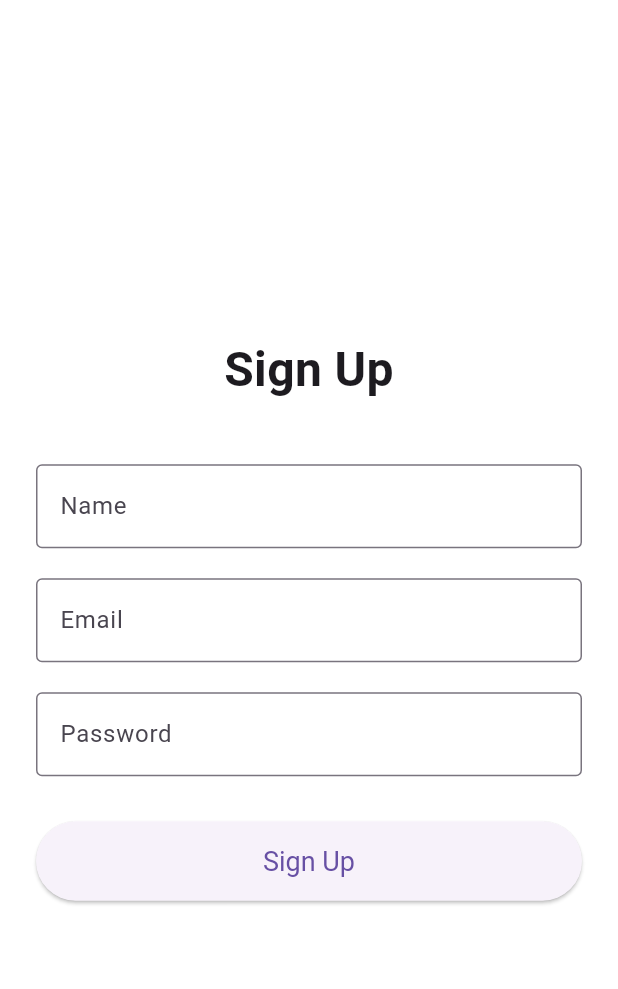
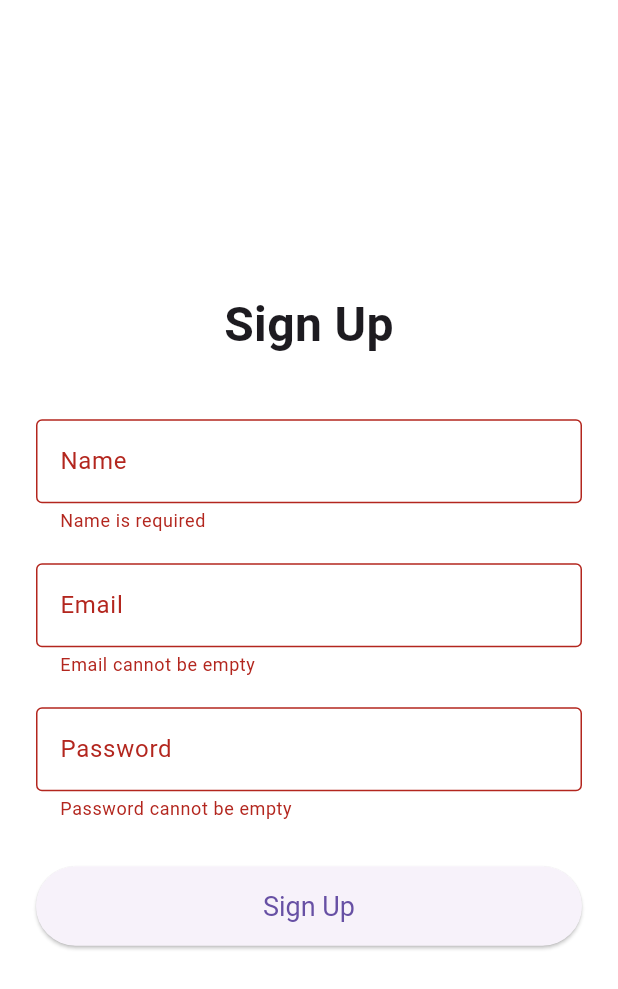
Before and after one commit to sinancholakkal/task, a Flutter app: the ScreenSignup screen opened directly, after a tap on "Sign Up", on a phone screen of 412 x 824 dp. Shown: the top 989 px of the screen. Run offline on Flutter 3.47's test engine with Material 3 defaults, Android fonts, the phone set to English and light mode, and no system bars; our stand-ins replace bloc, firebase_auth, firebase_core, flutter_bloc, flutter_screenutil; accounts and stored records are empty.

Commit message:
sign up emplemented

```diff
--- /dev/null
+++ b/lib/core/until/validation.dart
@@ -0,0 +1,30 @@
+class Validation {
+  static String? emailValidation(String? value) {
+    if (value == null || value.isEmpty) {
+      return "Email cannot be empty";
+    } else if (!value.endsWith("@gmail.com")) {
+      return "Invalid email address";
+    } else {
+      return null;
+    }
+  }
+
+  static String? passWordValidation(String? value) {
+    if (value == null || value.isEmpty) {
+      return "Password cannot be empty";
+    } else if (value.length < 6) {
+      return "Password must be at least 6 characters long";
+    } else {
+      return null;
+    }
+  }
+
+  static String? nameValidate({required String? value,String comment = "Name"}) {
+    if (value == null || value.isEmpty) {
+      return "$comment is required";
+    } else {
+      return null;
+    }
+  }
+
+}
--- /dev/null
+++ b/lib/domain/repository/auth_services.dart
@@ -0,0 +1,47 @@
+import 'package:firebase_auth/firebase_auth.dart';
+
+class AuthService {
+  final _auth = FirebaseAuth.instance;
+
+  String? uidOfUser;
+
+  User? getCurrentUser() {
+    final User? user = FirebaseAuth.instance.currentUser;
+    return user;
+  }
+
+  //cheking login status
+  bool checkLoginStatus() {
+    return (_auth.currentUser == null) ? false : true;
+  }
+
+  //create user (sign up)
+  Future<User?> createUserWithEmailAndPassword(
+      String email, String password,) async {
+    final cred = await _auth.createUserWithEmailAndPassword(
+        email: email, password: password);
+    uidOfUser = cred.user!.uid;
+    return cred.user;
+  }
+
+  //create user (Sign In)
+  Future<User?> signInUserWithEmailAndPassword(
+      String email, String password,) async {
+    final cred = await _auth.signInWithEmailAndPassword(
+        email: email, password: password);
+    return cred.user;
+  }
+
+  //signOut
+  Future<void> signOut() async {
+    // try {
+    await _auth.signOut();
+    // } catch (e) {
+    //   log("Somthing went wrong while LognOut");
+    // }
+  }
+  //forgot---
+  Future<void>forgotPassword(String email)async{
+    await FirebaseAuth.instance.sendPasswordResetEmail(email: email);
+  }
+}
--- /dev/null
+++ b/lib/presentation/bloc/auth_bloc/auth_bloc.dart
@@ -0,0 +1,33 @@
+import 'dart:developer';
+
+import 'package:bloc/bloc.dart';
+import 'package:firebase_auth/firebase_auth.dart';
+import 'package:meta/meta.dart';
+import 'package:task/domain/repository/auth_services.dart';
+
+part 'auth_event.dart';
+part 'auth_state.dart';
+
+class AuthBloc extends Bloc<AuthEvent, AuthState> {
+  final _authService = AuthService();
+  AuthBloc() : super(AuthInitial()) {
+    on<SignUpEvent>(
+      (event, emit) async {
+        emit(AuthLoadingState());
+        await Future.delayed(Duration(seconds: 2));
+        try {
+          final user = await _authService.createUserWithEmailAndPassword(
+              event.email, event.password);
+          if(user==null){
+            emit(AuthErrorState(errorMessage: "User creation failed"));
+          }else{
+            emit(AuthSuccessState(user: user));
+          }
+        } on FirebaseAuthException catch (e) {
+          log("Somthing wrong while Sign Up ${e.code}");
+          emit(AuthErrorState(errorMessage: e.code));
+        }
+      },
+    );
+  }
+}
--- /dev/null
+++ b/lib/presentation/bloc/auth_bloc/auth_event.dart
@@ -0,0 +1,10 @@
+part of 'auth_bloc.dart';
+
+@immutable
+sealed class AuthEvent {}
+
+class SignUpEvent extends AuthEvent{
+  final String email;
+  final String password;
+  SignUpEvent({required this.email,required this.password});
+}
--- /dev/null
+++ b/lib/presentation/bloc/auth_bloc/auth_state.dart
@@ -0,0 +1,18 @@
+part of 'auth_bloc.dart';
+
+@immutable
+sealed class AuthState {}
+
+final class AuthInitial extends AuthState {}
+
+class AuthLoadingState extends AuthState {}
+
+class AuthErrorState extends AuthState {
+  final String errorMessage;
+  AuthErrorState({required this.errorMessage});
+}
+
+class AuthSuccessState extends AuthState {
+  final user;
+  AuthSuccessState({this.user});
+}
--- a/lib/presentation/pages/screen_signup/screen_signup.dart
+++ b/lib/presentation/pages/screen_signup/screen_signup.dart
@@ -1,23 +1,50 @@
+import 'dart:developer';
+
 import 'package:flutter/material.dart';
+import 'package:flutter_bloc/flutter_bloc.dart';
+import 'package:task/core/until/validation.dart';
+import 'package:task/presentation/bloc/auth_bloc/auth_bloc.dart';
+import 'package:task/presentation/pages/screen_home/screen_home.dart';
 import 'package:task/presentation/widgets/email_field_widget.dart';
+import 'package:task/presentation/widgets/loading_widget.dart';
 import 'package:task/presentation/widgets/login_and_signup_button.dart';
 import 'package:task/presentation/widgets/password_field_widget.dart';
+import 'package:task/presentation/widgets/showDiolog.dart';
 
 class ScreenSignup extends StatelessWidget {
   final TextEditingController nameController = TextEditingController();
   final TextEditingController emailController = TextEditingController();
   final TextEditingController passwordController = TextEditingController();
-
-
+  final GlobalKey<FormState> _formKey = GlobalKey<FormState>();
 
   @override
   Widget build(BuildContext context) {
-    return Scaffold(
+    return  BlocListener<AuthBloc, AuthState>(
+  listener: (context, state) {
+    if (state is AuthLoadingState) {
+      loadingWidget(context);
+    } else if (state is AuthSuccessState) {
+      Navigator.push(
+        context,
+        MaterialPageRoute(builder: (_) => ScreenHome()),
+      );
+    } else if (state is AuthErrorState) {
+      Navigator.pop(context); // close loading dialog if open
+      showDiolog(
+        context: context,
+        title: "Error",
+        content: state.errorMessage,
+      );
+    }
+  },
+  child:Scaffold(
         backgroundColor: Colors.white,
         body: Padding(
           padding: const EdgeInsets.all(24.0),
           child: Center(
             child: SingleChildScrollView(
+              child: Form(
+                key: _formKey,
                 child: Column(
                   crossAxisAlignment: CrossAxisAlignment.stretch,
                   children: [
@@ -29,7 +56,8 @@ class ScreenSignup extends StatelessWidget {
                     SizedBox(height: 40),
 
                     // Name field
-                TextField(
+                    TextFormField(
+                      validator: (value) => Validation.nameValidate(value: value),
                       controller: nameController,
                       decoration: InputDecoration(
                         labelText: 'Name',
@@ -39,18 +67,32 @@ class ScreenSignup extends StatelessWidget {
                     SizedBox(height: 20),
 
                     // Email field
-                EmailFieldWidget(emailController: emailController),
+                    EmailFieldWidget(
+                      emailController: emailController,
+                      validator: (value) {
+                        return Validation.emailValidation(value);
+                      },
+                    ),
                     SizedBox(height: 20),
 
                     // Password field
-                PasswordFieldWidget(passwordController: passwordController),
+                    PasswordFieldWidget(
+                      passwordController: passwordController,
+                      validator: (value) => Validation.passWordValidation(value),
+                    ),
                     SizedBox(height: 30),
 
                     // Sign Up button
                     MyBottonWidget(
                       color: Colors.white,
                       onTap: () {
-
+                        if (_formKey.currentState!.validate()) {
+                          log(" Validated--------------------");
+                          context.read<AuthBloc>().add(SignUpEvent(email: emailController.text.trim(), password: passwordController.text.trim()));
+                          // _signIn(context);
+                        } else {
+                          print("Not Validated--------------------");
+                        }
                       },
                       text: "Sign Up",
                     ),
@@ -59,6 +101,9 @@ class ScreenSignup extends StatelessWidget {
               ),
             ),
           ),
+        ),
+      ) ,
 );
+
   }
 }
--- a/lib/presentation/widgets/email_field_widget.dart
+++ b/lib/presentation/widgets/email_field_widget.dart
@@ -1,13 +1,15 @@
 import 'package:flutter/material.dart';
 
 class EmailFieldWidget extends StatelessWidget {
-  const EmailFieldWidget({super.key, required this.emailController});
+  const EmailFieldWidget({super.key, required this.emailController,required this.validator});
 
   final TextEditingController emailController;
+  final String? Function(String?)? validator;
 
   @override
   Widget build(BuildContext context) {
-    return TextField(
+    return TextFormField(
+      validator: validator,
       controller: emailController,
       decoration: InputDecoration(
         labelText: 'Email',
--- a/lib/presentation/widgets/password_field_widget.dart
+++ b/lib/presentation/widgets/password_field_widget.dart
@@ -1,13 +1,14 @@
 import 'package:flutter/material.dart';
 
 class PasswordFieldWidget extends StatelessWidget {
-  const PasswordFieldWidget({super.key, required this.passwordController});
+  const PasswordFieldWidget({super.key, required this.passwordController,required this.validator});
 
   final TextEditingController passwordController;
-
+  final String? Function(String?)? validator;
   @override
   Widget build(BuildContext context) {
-    return TextField(
+    return TextFormField(
+      validator: validator,
       controller: passwordController,
       decoration: InputDecoration(
         labelText: 'Password',
--- a/pubspec.yaml
+++ b/pubspec.yaml
@@ -36,6 +36,9 @@ dependencies:
   cupertino_icons: ^1.0.8
   flutter_bloc: ^9.1.1
   flutter_screenutil: ^5.9.3
+  firebase_core: ^3.10.0
+  firebase_auth: ^5.4.1
+  cloud_firestore: ^5.6.2
 
 dev_dependencies:
   flutter_test:
@@ -60,7 +63,8 @@ flutter:
   uses-material-design: true
 
   # To add assets to your application, add an assets section, like this:
-  # assets:
+  assets:
+    - assets\loading.gif
   #   - images/a_dot_burr.jpeg
   #   - images/a_dot_ham.jpeg
 
```
Also changed, not shown: lib/main.dart (+17 -6 lines), lib/presentation/pages/screen_login/screen_login.dart (+18 -4 lines), lib/presentation/widgets/loading_widget.dart (added, +19 -0 lines), lib/presentation/widgets/showDiolog.dart (added, +23 -0 lines), assets/loading.gif (added), firebase.json (added), lib/firebase_options.dart (added), pubspec.lock, 6 other files. Lines whose indentation alone changed are shown as unchanged.
